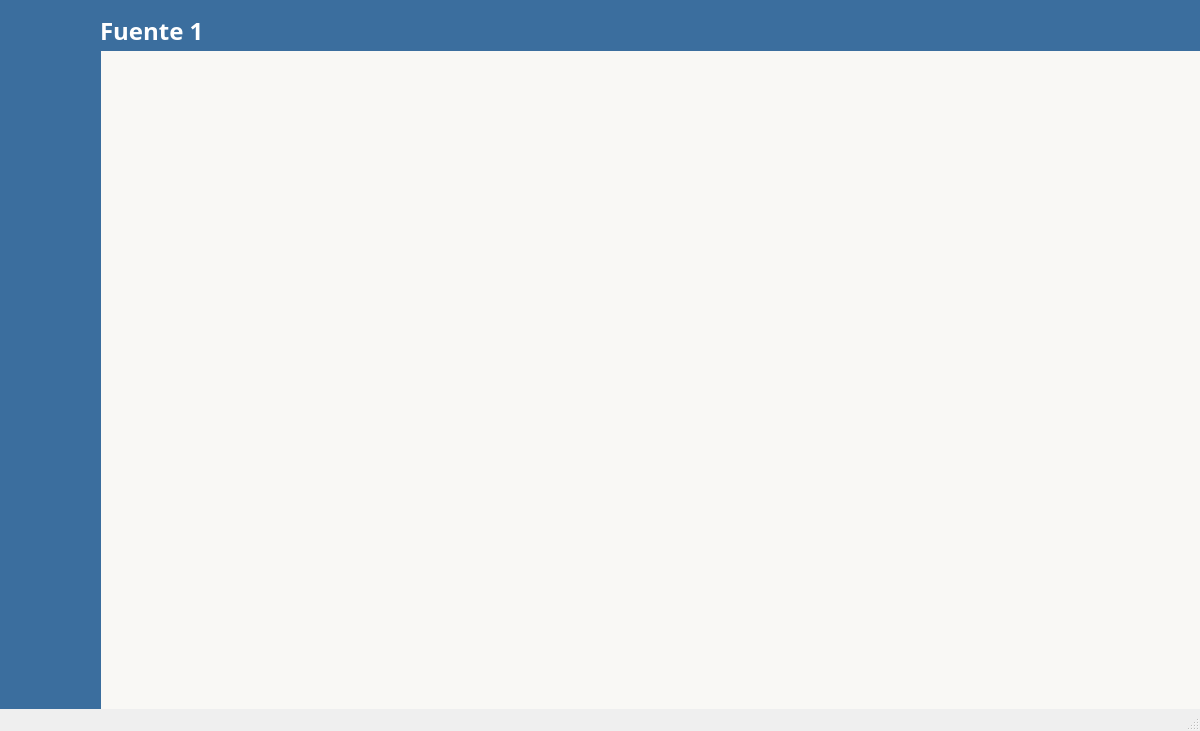
Qt form HydroMiner1/actual.ui (Zerstorer037/HydroMiner) before a commit.
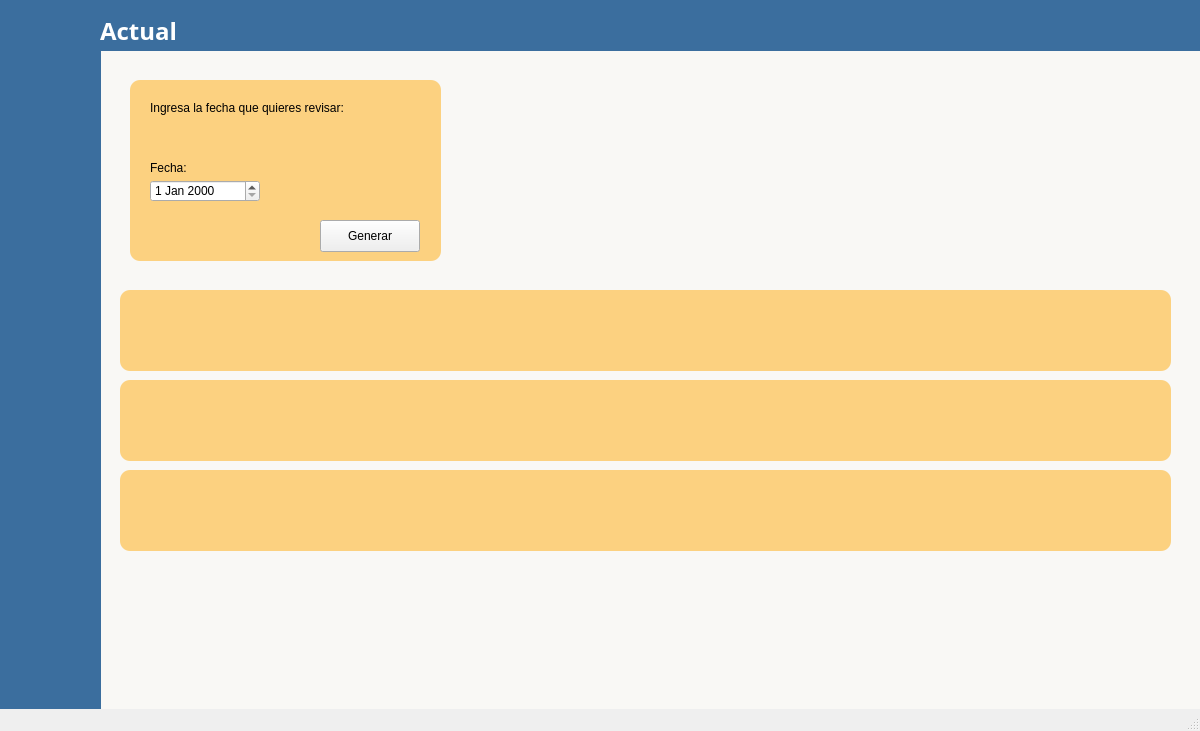
The same form after that commit. Icons and pictures are not drawn.

```diff
--- a/HydroMiner1/actual.ui
+++ b/HydroMiner1/actual.ui
@@ -438,7 +438,7 @@
 background-color: rgba(193, 232, 255, 0);</string>
     </property>
     <property name="text">
-     <string>Fuente 1</string>
+     <string>Actual</string>
     </property>
    </widget>
    <widget class="QLabel" name="label_3">
@@ -497,6 +497,947 @@
      </size>
     </property>
    </widget>
+   <widget class="QLabel" name="label_2">
+    <property name="geometry">
+     <rect>
+      <x>130</x>
+      <y>80</y>
+      <width>311</width>
+      <height>181</height>
+     </rect>
+    </property>
+    <property name="palette">
+     <palette>
+      <active>
+       <colorrole role="WindowText">
+        <brush brushstyle="SolidPattern">
+         <color alpha="255">
+          <red>193</red>
+          <green>232</green>
+          <blue>255</blue>
+         </color>
+        </brush>
+       </colorrole>
+       <colorrole role="Button">
+        <brush brushstyle="SolidPattern">
+         <color alpha="255">
+          <red>252</red>
+          <green>209</green>
+          <blue>128</blue>
+         </color>
+        </brush>
+       </colorrole>
+       <colorrole role="Text">
+        <brush brushstyle="SolidPattern">
+         <color alpha="255">
+          <red>193</red>
+          <green>232</green>
+          <blue>255</blue>
+         </color>
+        </brush>
+       </colorrole>
+       <colorrole role="ButtonText">
+        <brush brushstyle="SolidPattern">
+         <color alpha="255">
+          <red>193</red>
+          <green>232</green>
+          <blue>255</blue>
+         </color>
+        </brush>
+       </colorrole>
+       <colorrole role="Base">
+        <brush brushstyle="SolidPattern">
+         <color alpha="255">
+          <red>252</red>
+          <green>209</green>
+          <blue>128</blue>
+         </color>
+        </brush>
+       </colorrole>
+       <colorrole role="Window">
+        <brush brushstyle="SolidPattern">
+         <color alpha="255">
+          <red>252</red>
+          <green>209</green>
+          <blue>128</blue>
+         </color>
+        </brush>
+       </colorrole>
+       <colorrole role="PlaceholderText">
+        <brush brushstyle="SolidPattern">
+         <color alpha="128">
+          <red>193</red>
+          <green>232</green>
+          <blue>255</blue>
+         </color>
+        </brush>
+       </colorrole>
+      </active>
+      <inactive>
+       <colorrole role="WindowText">
+        <brush brushstyle="SolidPattern">
+         <color alpha="255">
+          <red>193</red>
+          <green>232</green>
+          <blue>255</blue>
+         </color>
+        </brush>
+       </colorrole>
+       <colorrole role="Button">
+        <brush brushstyle="SolidPattern">
+         <color alpha="255">
+          <red>252</red>
+          <green>209</green>
+          <blue>128</blue>
+         </color>
+        </brush>
+       </colorrole>
+       <colorrole role="Text">
+        <brush brushstyle="SolidPattern">
+         <color alpha="255">
+          <red>193</red>
+          <green>232</green>
+          <blue>255</blue>
+         </color>
+        </brush>
+       </colorrole>
+       <colorrole role="ButtonText">
+        <brush brushstyle="SolidPattern">
+         <color alpha="255">
+          <red>193</red>
+          <green>232</green>
+          <blue>255</blue>
+         </color>
+        </brush>
+       </colorrole>
+       <colorrole role="Base">
+        <brush brushstyle="SolidPattern">
+         <color alpha="255">
+          <red>252</red>
+          <green>209</green>
+          <blue>128</blue>
+         </color>
+        </brush>
+       </colorrole>
+       <colorrole role="Window">
+        <brush brushstyle="SolidPattern">
+         <color alpha="255">
+          <red>252</red>
+          <green>209</green>
+          <blue>128</blue>
+         </color>
+        </brush>
+       </colorrole>
+       <colorrole role="PlaceholderText">
+        <brush brushstyle="SolidPattern">
+         <color alpha="128">
+          <red>193</red>
+          <green>232</green>
+          <blue>255</blue>
+         </color>
+        </brush>
+       </colorrole>
+      </inactive>
+      <disabled>
+       <colorrole role="WindowText">
+        <brush brushstyle="SolidPattern">
+         <color alpha="255">
+          <red>193</red>
+          <green>232</green>
+          <blue>255</blue>
+         </color>
+        </brush>
+       </colorrole>
+       <colorrole role="Button">
+        <brush brushstyle="SolidPattern">
+         <color alpha="255">
+          <red>252</red>
+          <green>209</green>
+          <blue>128</blue>
+         </color>
+        </brush>
+       </colorrole>
+       <colorrole role="Text">
+        <brush brushstyle="SolidPattern">
+         <color alpha="255">
+          <red>193</red>
+          <green>232</green>
+          <blue>255</blue>
+         </color>
+        </brush>
+       </colorrole>
+       <colorrole role="ButtonText">
+        <brush brushstyle="SolidPattern">
+         <color alpha="255">
+          <red>193</red>
+          <green>232</green>
+          <blue>255</blue>
+         </color>
+        </brush>
+       </colorrole>
+       <colorrole role="Base">
+        <brush brushstyle="SolidPattern">
+         <color alpha="255">
+          <red>252</red>
+          <green>209</green>
+          <blue>128</blue>
+         </color>
+        </brush>
+       </colorrole>
+       <colorrole role="Window">
+        <brush brushstyle="SolidPattern">
+         <color alpha="255">
+          <red>252</red>
+          <green>209</green>
+          <blue>128</blue>
+         </color>
+        </brush>
+       </colorrole>
+       <colorrole role="PlaceholderText">
+        <brush brushstyle="SolidPattern">
+         <color alpha="128">
+          <red>193</red>
+          <green>232</green>
+          <blue>255</blue>
+         </color>
+        </brush>
+       </colorrole>
+      </disabled>
+     </palette>
+    </property>
+    <property name="font">
+     <font>
+      <family>Arial Black</family>
+      <pointsize>18</pointsize>
+      <bold>true</bold>
+     </font>
+    </property>
+    <property name="styleSheet">
+     <string notr="true">background-color: rgb(252, 209, 128);
+border-radius: 10px</string>
+    </property>
+    <property name="text">
+     <string/>
+    </property>
+   </widget>
+   <widget class="QPushButton" name="Button_generar">
+    <property name="geometry">
+     <rect>
+      <x>320</x>
+      <y>220</y>
+      <width>100</width>
+      <height>32</height>
+     </rect>
+    </property>
+    <property name="text">
+     <string>Generar</string>
+    </property>
+   </widget>
+   <widget class="QDateEdit" name="date_actual">
+    <property name="geometry">
+     <rect>
+      <x>150</x>
+      <y>180</y>
+      <width>110</width>
+      <height>22</height>
+     </rect>
+    </property>
+   </widget>
+   <widget class="QLabel" name="label_6">
+    <property name="geometry">
+     <rect>
+      <x>150</x>
+      <y>160</y>
+      <width>58</width>
+      <height>16</height>
+     </rect>
+    </property>
+    <property name="text">
+     <string>Fecha:</string>
+    </property>
+   </widget>
+   <widget class="QLabel" name="label_7">
+    <property name="geometry">
+     <rect>
+      <x>150</x>
+      <y>100</y>
+      <width>261</width>
+      <height>16</height>
+     </rect>
+    </property>
+    <property name="text">
+     <string>Ingresa la fecha que quieres revisar:</string>
+    </property>
+   </widget>
+   <widget class="QLabel" name="label_PH">
+    <property name="geometry">
+     <rect>
+      <x>120</x>
+      <y>290</y>
+      <width>1051</width>
+      <height>81</height>
+     </rect>
+    </property>
+    <property name="palette">
+     <palette>
+      <active>
+       <colorrole role="WindowText">
+        <brush brushstyle="SolidPattern">
+         <color alpha="255">
+          <red>193</red>
+          <green>232</green>
+          <blue>255</blue>
+         </color>
+        </brush>
+       </colorrole>
+       <colorrole role="Button">
+        <brush brushstyle="SolidPattern">
+         <color alpha="255">
+          <red>252</red>
+          <green>209</green>
+          <blue>128</blue>
+         </color>
+        </brush>
+       </colorrole>
+       <colorrole role="Text">
+        <brush brushstyle="SolidPattern">
+         <color alpha="255">
+          <red>193</red>
+          <green>232</green>
+          <blue>255</blue>
+         </color>
+        </brush>
+       </colorrole>
+       <colorrole role="ButtonText">
+        <brush brushstyle="SolidPattern">
+         <color alpha="255">
+          <red>193</red>
+          <green>232</green>
+          <blue>255</blue>
+         </color>
+        </brush>
+       </colorrole>
+       <colorrole role="Base">
+        <brush brushstyle="SolidPattern">
+         <color alpha="255">
+          <red>252</red>
+          <green>209</green>
+          <blue>128</blue>
+         </color>
+        </brush>
+       </colorrole>
+       <colorrole role="Window">
+        <brush brushstyle="SolidPattern">
+         <color alpha="255">
+          <red>252</red>
+          <green>209</green>
+          <blue>128</blue>
+         </color>
+        </brush>
+       </colorrole>
+       <colorrole role="PlaceholderText">
+        <brush brushstyle="SolidPattern">
+         <color alpha="128">
+          <red>193</red>
+          <green>232</green>
+          <blue>255</blue>
+         </color>
+        </brush>
+       </colorrole>
+      </active>
+      <inactive>
+       <colorrole role="WindowText">
+        <brush brushstyle="SolidPattern">
+         <color alpha="255">
+          <red>193</red>
+          <green>232</green>
+          <blue>255</blue>
+         </color>
+        </brush>
+       </colorrole>
+       <colorrole role="Button">
+        <brush brushstyle="SolidPattern">
+         <color alpha="255">
+          <red>252</red>
+          <green>209</green>
+          <blue>128</blue>
+         </color>
+        </brush>
+       </colorrole>
+       <colorrole role="Text">
+        <brush brushstyle="SolidPattern">
+         <color alpha="255">
+          <red>193</red>
+          <green>232</green>
+          <blue>255</blue>
+         </color>
+        </brush>
+       </colorrole>
+       <colorrole role="ButtonText">
+        <brush brushstyle="SolidPattern">
+         <color alpha="255">
+          <red>193</red>
+          <green>232</green>
+          <blue>255</blue>
+         </color>
+        </brush>
+       </colorrole>
+       <colorrole role="Base">
+        <brush brushstyle="SolidPattern">
+         <color alpha="255">
+          <red>252</red>
+          <green>209</green>
+          <blue>128</blue>
+         </color>
+        </brush>
+       </colorrole>
+       <colorrole role="Window">
+        <brush brushstyle="SolidPattern">
+         <color alpha="255">
+          <red>252</red>
+          <green>209</green>
+          <blue>128</blue>
+         </color>
+        </brush>
+       </colorrole>
+       <colorrole role="PlaceholderText">
+        <brush brushstyle="SolidPattern">
+         <color alpha="128">
+          <red>193</red>
+          <green>232</green>
+          <blue>255</blue>
+         </color>
+        </brush>
+       </colorrole>
+      </inactive>
+      <disabled>
+       <colorrole role="WindowText">
+        <brush brushstyle="SolidPattern">
+         <color alpha="255">
+          <red>193</red>
+          <green>232</green>
+          <blue>255</blue>
+         </color>
+        </brush>
+       </colorrole>
+       <colorrole role="Button">
+        <brush brushstyle="SolidPattern">
+         <color alpha="255">
+          <red>252</red>
+          <green>209</green>
+          <blue>128</blue>
+         </color>
+        </brush>
+       </colorrole>
+       <colorrole role="Text">
+        <brush brushstyle="SolidPattern">
+         <color alpha="255">
+          <red>193</red>
+          <green>232</green>
+          <blue>255</blue>
+         </color>
+        </brush>
+       </colorrole>
+       <colorrole role="ButtonText">
+        <brush brushstyle="SolidPattern">
+         <color alpha="255">
+          <red>193</red>
+          <green>232</green>
+          <blue>255</blue>
+         </color>
+        </brush>
+       </colorrole>
+       <colorrole role="Base">
+        <brush brushstyle="SolidPattern">
+         <color alpha="255">
+          <red>252</red>
+          <green>209</green>
+          <blue>128</blue>
+         </color>
+        </brush>
+       </colorrole>
+       <colorrole role="Window">
+        <brush brushstyle="SolidPattern">
+         <color alpha="255">
+          <red>252</red>
+          <green>209</green>
+          <blue>128</blue>
+         </color>
+        </brush>
+       </colorrole>
+       <colorrole role="PlaceholderText">
+        <brush brushstyle="SolidPattern">
+         <color alpha="128">
+          <red>193</red>
+          <green>232</green>
+          <blue>255</blue>
+         </color>
+        </brush>
+       </colorrole>
+      </disabled>
+     </palette>
+    </property>
+    <property name="font">
+     <font>
+      <family>Arial Black</family>
+      <pointsize>18</pointsize>
+      <bold>true</bold>
+     </font>
+    </property>
+    <property name="styleSheet">
+     <string notr="true">background-color: rgb(252, 209, 128);
+border-radius: 10px</string>
+    </property>
+    <property name="text">
+     <string/>
+    </property>
+   </widget>
+   <widget class="QLabel" name="label_TEMP">
+    <property name="geometry">
+     <rect>
+      <x>120</x>
+      <y>380</y>
+      <width>1051</width>
+      <height>81</height>
+     </rect>
+    </property>
+    <property name="palette">
+     <palette>
+      <active>
+       <colorrole role="WindowText">
+        <brush brushstyle="SolidPattern">
+         <color alpha="255">
+          <red>193</red>
+          <green>232</green>
+          <blue>255</blue>
+         </color>
+        </brush>
+       </colorrole>
+       <colorrole role="Button">
+        <brush brushstyle="SolidPattern">
+         <color alpha="255">
+          <red>252</red>
+          <green>209</green>
+          <blue>128</blue>
+         </color>
+        </brush>
+       </colorrole>
+       <colorrole role="Text">
+        <brush brushstyle="SolidPattern">
+         <color alpha="255">
+          <red>193</red>
+          <green>232</green>
+          <blue>255</blue>
+         </color>
+        </brush>
+       </colorrole>
+       <colorrole role="ButtonText">
+        <brush brushstyle="SolidPattern">
+         <color alpha="255">
+          <red>193</red>
+          <green>232</green>
+          <blue>255</blue>
+         </color>
+        </brush>
+       </colorrole>
+       <colorrole role="Base">
+        <brush brushstyle="SolidPattern">
+         <color alpha="255">
+          <red>252</red>
+          <green>209</green>
+          <blue>128</blue>
+         </color>
+        </brush>
+       </colorrole>
+       <colorrole role="Window">
+        <brush brushstyle="SolidPattern">
+         <color alpha="255">
+          <red>252</red>
+          <green>209</green>
+          <blue>128</blue>
+         </color>
+        </brush>
+       </colorrole>
+       <colorrole role="PlaceholderText">
+        <brush brushstyle="SolidPattern">
+         <color alpha="128">
+          <red>193</red>
+          <green>232</green>
+          <blue>255</blue>
+         </color>
+        </brush>
+       </colorrole>
+      </active>
+      <inactive>
+       <colorrole role="WindowText">
+        <brush brushstyle="SolidPattern">
+         <color alpha="255">
+          <red>193</red>
+          <green>232</green>
+          <blue>255</blue>
+         </color>
+        </brush>
+       </colorrole>
+       <colorrole role="Button">
+        <brush brushstyle="SolidPattern">
+         <color alpha="255">
+          <red>252</red>
+          <green>209</green>
+          <blue>128</blue>
+         </color>
+        </brush>
+       </colorrole>
+       <colorrole role="Text">
+        <brush brushstyle="SolidPattern">
+         <color alpha="255">
+          <red>193</red>
+          <green>232</green>
+          <blue>255</blue>
+         </color>
+        </brush>
+       </colorrole>
+       <colorrole role="ButtonText">
+        <brush brushstyle="SolidPattern">
+         <color alpha="255">
+          <red>193</red>
+          <green>232</green>
+          <blue>255</blue>
+         </color>
+        </brush>
+       </colorrole>
+       <colorrole role="Base">
+        <brush brushstyle="SolidPattern">
+         <color alpha="255">
+          <red>252</red>
+          <green>209</green>
+          <blue>128</blue>
+         </color>
+        </brush>
+       </colorrole>
+       <colorrole role="Window">
+        <brush brushstyle="SolidPattern">
+         <color alpha="255">
+          <red>252</red>
+          <green>209</green>
+          <blue>128</blue>
+         </color>
+        </brush>
+       </colorrole>
+       <colorrole role="PlaceholderText">
+        <brush brushstyle="SolidPattern">
+         <color alpha="128">
+          <red>193</red>
+          <green>232</green>
+          <blue>255</blue>
+         </color>
+        </brush>
+       </colorrole>
+      </inactive>
+      <disabled>
+       <colorrole role="WindowText">
+        <brush brushstyle="SolidPattern">
+         <color alpha="255">
+          <red>193</red>
+          <green>232</green>
+          <blue>255</blue>
+         </color>
+        </brush>
+       </colorrole>
+       <colorrole role="Button">
+        <brush brushstyle="SolidPattern">
+         <color alpha="255">
+          <red>252</red>
+          <green>209</green>
+          <blue>128</blue>
+         </color>
+        </brush>
+       </colorrole>
+       <colorrole role="Text">
+        <brush brushstyle="SolidPattern">
+         <color alpha="255">
+          <red>193</red>
+          <green>232</green>
+          <blue>255</blue>
+         </color>
+        </brush>
+       </colorrole>
+       <colorrole role="ButtonText">
+        <brush brushstyle="SolidPattern">
+         <color alpha="255">
+          <red>193</red>
+          <green>232</green>
+          <blue>255</blue>
+         </color>
+        </brush>
+       </colorrole>
+       <colorrole role="Base">
+        <brush brushstyle="SolidPattern">
+         <color alpha="255">
+          <red>252</red>
+          <green>209</green>
+          <blue>128</blue>
+         </color>
+        </brush>
+       </colorrole>
+       <colorrole role="Window">
+        <brush brushstyle="SolidPattern">
+         <color alpha="255">
+          <red>252</red>
+          <green>209</green>
+          <blue>128</blue>
+         </color>
+        </brush>
+       </colorrole>
+       <colorrole role="PlaceholderText">
+        <brush brushstyle="SolidPattern">
+         <color alpha="128">
+          <red>193</red>
+          <green>232</green>
+          <blue>255</blue>
+         </color>
+        </brush>
+       </colorrole>
+      </disabled>
+     </palette>
+    </property>
+    <property name="font">
+     <font>
+      <family>Arial Black</family>
+      <pointsize>18</pointsize>
+      <bold>true</bold>
+     </font>
+    </property>
+    <property name="styleSheet">
+     <string notr="true">background-color: rgb(252, 209, 128);
+border-radius: 10px</string>
+    </property>
+    <property name="text">
+     <string/>
+    </property>
+   </widget>
+   <widget class="QLabel" name="label_TDS">
+    <property name="geometry">
+     <rect>
+      <x>120</x>
+      <y>470</y>
+      <width>1051</width>
+      <height>81</height>
+     </rect>
+    </property>
+    <property name="palette">
+     <palette>
+      <active>
+       <colorrole role="WindowText">
+        <brush brushstyle="SolidPattern">
+         <color alpha="255">
+          <red>193</red>
+          <green>232</green>
+          <blue>255</blue>
+         </color>
+        </brush>
+       </colorrole>
+       <colorrole role="Button">
+        <brush brushstyle="SolidPattern">
+         <color alpha="255">
+          <red>252</red>
+          <green>209</green>
+          <blue>128</blue>
+         </color>
+        </brush>
+       </colorrole>
+       <colorrole role="Text">
+        <brush brushstyle="SolidPattern">
+         <color alpha="255">
+          <red>193</red>
+          <green>232</green>
+          <blue>255</blue>
+         </color>
+        </brush>
+       </colorrole>
+       <colorrole role="ButtonText">
+        <brush brushstyle="SolidPattern">
+         <color alpha="255">
+          <red>193</red>
+          <green>232</green>
+          <blue>255</blue>
+         </color>
+        </brush>
+       </colorrole>
+       <colorrole role="Base">
+        <brush brushstyle="SolidPattern">
+         <color alpha="255">
+          <red>252</red>
+          <green>209</green>
+          <blue>128</blue>
+         </color>
+        </brush>
+       </colorrole>
+       <colorrole role="Window">
+        <brush brushstyle="SolidPattern">
+         <color alpha="255">
+          <red>252</red>
+          <green>209</green>
+          <blue>128</blue>
+         </color>
+        </brush>
+       </colorrole>
+       <colorrole role="PlaceholderText">
+        <brush brushstyle="SolidPattern">
+         <color alpha="128">
+          <red>193</red>
+          <green>232</green>
+          <blue>255</blue>
+         </color>
+        </brush>
+       </colorrole>
+      </active>
+      <inactive>
+       <colorrole role="WindowText">
+        <brush brushstyle="SolidPattern">
+         <color alpha="255">
+          <red>193</red>
+          <green>232</green>
+          <blue>255</blue>
+         </color>
+        </brush>
+       </colorrole>
+       <colorrole role="Button">
+        <brush brushstyle="SolidPattern">
+         <color alpha="255">
+          <red>252</red>
+          <green>209</green>
+          <blue>128</blue>
+         </color>
+        </brush>
+       </colorrole>
+       <colorrole role="Text">
+        <brush brushstyle="SolidPattern">
+         <color alpha="255">
+          <red>193</red>
+          <green>232</green>
+          <blue>255</blue>
+         </color>
+        </brush>
+       </colorrole>
+       <colorrole role="ButtonText">
+        <brush brushstyle="SolidPattern">
+         <color alpha="255">
+          <red>193</red>
+          <green>232</green>
+          <blue>255</blue>
+         </color>
+        </brush>
+       </colorrole>
+       <colorrole role="Base">
+        <brush brushstyle="SolidPattern">
+         <color alpha="255">
+          <red>252</red>
+          <green>209</green>
+          <blue>128</blue>
+         </color>
+        </brush>
+       </colorrole>
+       <colorrole role="Window">
+        <brush brushstyle="SolidPattern">
+         <color alpha="255">
+          <red>252</red>
+          <green>209</green>
+          <blue>128</blue>
+         </color>
+        </brush>
+       </colorrole>
+       <colorrole role="PlaceholderText">
+        <brush brushstyle="SolidPattern">
+         <color alpha="128">
+          <red>193</red>
+          <green>232</green>
+          <blue>255</blue>
+         </color>
+        </brush>
+       </colorrole>
+      </inactive>
+      <disabled>
+       <colorrole role="WindowText">
+        <brush brushstyle="SolidPattern">
+         <color alpha="255">
+          <red>193</red>
+          <green>232</green>
+          <blue>255</blue>
+         </color>
+        </brush>
+       </colorrole>
+       <colorrole role="Button">
+        <brush brushstyle="SolidPattern">
+         <color alpha="255">
+          <red>252</red>
+          <green>209</green>
+          <blue>128</blue>
+         </color>
+        </brush>
+       </colorrole>
+       <colorrole role="Text">
+        <brush brushstyle="SolidPattern">
+         <color alpha="255">
+          <red>193</red>
+          <green>232</green>
+          <blue>255</blue>
+         </color>
+        </brush>
+       </colorrole>
+       <colorrole role="ButtonText">
+        <brush brushstyle="SolidPattern">
+         <color alpha="255">
+          <red>193</red>
+          <green>232</green>
+          <blue>255</blue>
+         </color>
+        </brush>
+       </colorrole>
+       <colorrole role="Base">
+        <brush brushstyle="SolidPattern">
+         <color alpha="255">
+          <red>252</red>
+          <green>209</green>
+          <blue>128</blue>
+         </color>
+        </brush>
+       </colorrole>
+       <colorrole role="Window">
+        <brush brushstyle="SolidPattern">
+         <color alpha="255">
+          <red>252</red>
+          <green>209</green>
+          <blue>128</blue>
+         </color>
+        </brush>
+       </colorrole>
+       <colorrole role="PlaceholderText">
+        <brush brushstyle="SolidPattern">
+         <color alpha="128">
+          <red>193</red>
+          <green>232</green>
+          <blue>255</blue>
+         </color>
+        </brush>
+       </colorrole>
+      </disabled>
+     </palette>
+    </property>
+    <property name="font">
+     <font>
+      <family>Arial Black</family>
+      <pointsize>18</pointsize>
+      <bold>true</bold>
+     </font>
+    </property>
+    <property name="styleSheet">
+     <string notr="true">background-color: rgb(252, 209, 128);
+border-radius: 10px</string>
+    </property>
+    <property name="text">
+     <string/>
+    </property>
+   </widget>
    <zorder>label_3</zorder>
    <zorder>label_4</zorder>
    <zorder>label_5</zorder>
@@ -506,6 +1447,14 @@
    <zorder>Balarma</zorder>
    <zorder>Bhistorico</zorder>
    <zorder>Bvolver</zorder>
+   <zorder>label_2</zorder>
+   <zorder>Button_generar</zorder>
+   <zorder>date_actual</zorder>
+   <zorder>label_6</zorder>
+   <zorder>label_7</zorder>
+   <zorder>label_PH</zorder>
+   <zorder>label_TEMP</zorder>
+   <zorder>label_TDS</zorder>
   </widget>
   <widget class="QMenuBar" name="menubar">
    <property name="geometry">
@@ -513,7 +1462,7 @@
      <x>0</x>
      <y>0</y>
      <width>1200</width>
-     <height>22</height>
+     <height>43</height>
     </rect>
    </property>
   </widget>
```
